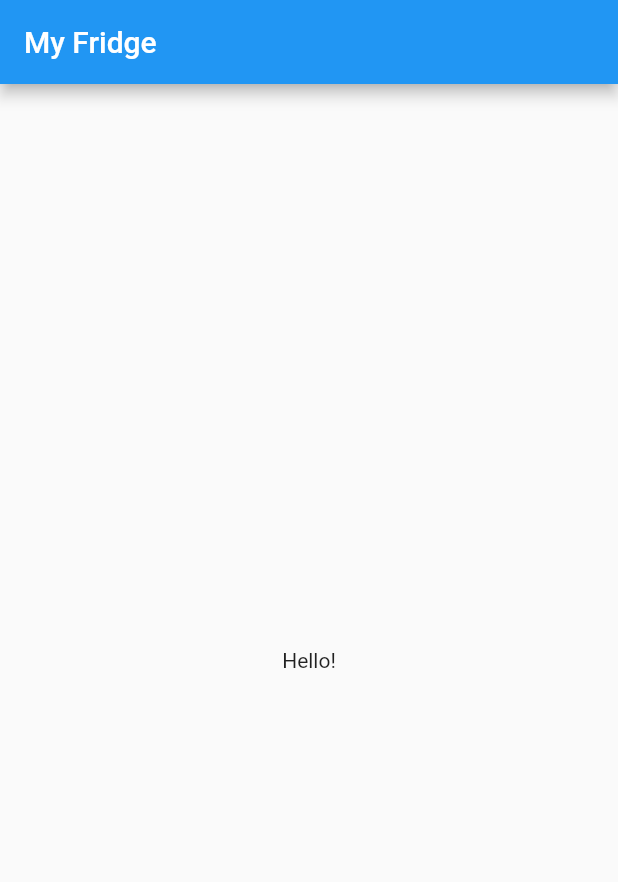
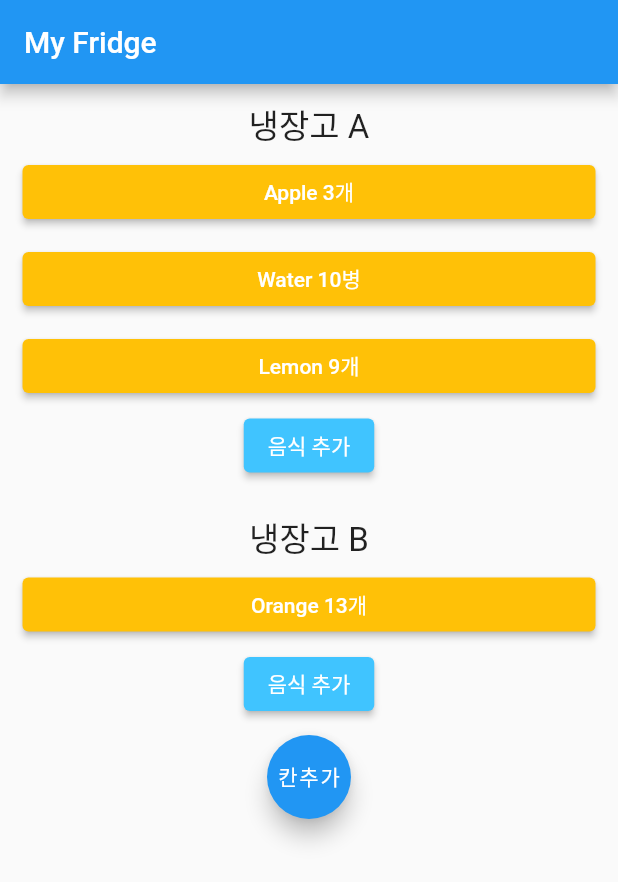
Before and after one commit to simuing/my_fridge, a Flutter app: the screen it shows after launch, on a phone screen of 412 x 824 dp. Shown: the top 882 px of the screen. Run offline on Flutter 3.47's test engine with Material 2 defaults, Android fonts, the light colour scheme and no system bars; missing offline and left inert: dart:ffi.

Commit message:
Feature: add item, space Widgets

```diff
--- /dev/null
+++ b/lib/fridge_item.dart
@@ -0,0 +1,36 @@
+import 'package:flutter/material.dart';
+
+String getItemName(FridgeItem item) {
+  return item.name + ' ' + item.quantity.toString() + item.quantities;
+}
+
+class FridgeItem extends StatelessWidget {
+  final Function selectHandler = () => null;
+  int id = 0;
+  String name = 'name';
+  int quantity = 1;
+  String quantities = '개';
+
+  FridgeItem(String name, int quantity, String quantities) {
+    this.name = name;
+    this.quantity = quantity;
+    this.quantities = quantities;
+  }
+  // _FridgeItem(this.selectHandler);
+
+  @override
+  Widget build(BuildContext context) {
+    return Container(
+      width: double.infinity,
+      margin: EdgeInsets.all(2),
+      padding: EdgeInsets.all(3),
+      child: ElevatedButton(
+        style: ButtonStyle(
+          backgroundColor: MaterialStatePropertyAll<Color>(Colors.amber),
+        ),
+        child: Text(getItemName(this)),
+        onPressed: () => print(this.name),
+      ),
+    );
+  }
+}
--- /dev/null
+++ b/lib/fridge_space.dart
@@ -0,0 +1,43 @@
+import 'dart:ffi';
+
+import 'package:flutter/material.dart';
+import 'package:my_fridge/fridge_item.dart';
+
+class FridgeSpace extends StatelessWidget {
+  String name = 'First';
+  List items = [];
+
+  FridgeSpace(String name, List items) {
+    this.name = name;
+    this.items = items;
+  }
+
+  @override
+  Widget build(BuildContext context) {
+    return Container(
+      width: double.infinity,
+      margin: EdgeInsets.all(10),
+      child: Column(
+        children: [
+          Text(
+            name,
+            style: TextStyle(fontSize: 22),
+            textAlign: TextAlign.center,
+          ),
+          ...(items as List).map((item) {
+            return FridgeItem(
+                item['name'], item['quantity'], item['quantities']);
+          }),
+          ElevatedButton(
+            child: Text('음식 추가'),
+            onPressed: () => print('click +'),
+            style: ButtonStyle(
+              backgroundColor: MaterialStatePropertyAll<Color>(
+                  Colors.lightBlueAccent.shade200),
+            ),
+          ),
+        ],
+      ),
+    );
+  }
+}
--- a/lib/main.dart
+++ b/lib/main.dart
@@ -1,122 +1,54 @@
 import 'package:flutter/material.dart';
+import 'package:my_fridge/fridge_space.dart';
 
-void main() {
-  runApp(const MyApp());
+void main() => runApp(MyApp());
+
+class MyApp extends StatefulWidget {
+  @override
+  State<StatefulWidget> createState() {
+    return _MyAppState();
+  }
 }
 
-class MyApp extends StatelessWidget {
-  const MyApp({super.key});
+class _MyAppState extends State<MyApp> {
+  var _fridgeIndex = 1;
 
-  // This widget is the root of your application.
   @override
   Widget build(BuildContext context) {
+    var data = [
+      {
+        'name': '냉장고 A',
+        'items': [
+          {'name': 'Apple', 'quantity': 3, 'quantities': '개'},
+          {'name': 'Water', 'quantity': 10, 'quantities': '병'},
+          {'name': 'Lemon', 'quantity': 9, 'quantities': '개'},
+        ]
+      },
+      {
+        'name': '냉장고 B',
+        'items': [
+          {'name': 'Orange', 'quantity': 13, 'quantities': '개'},
+        ]
+      },
+    ];
+
     return MaterialApp(
-      title: 'My Fridge',
-      theme: ThemeData(
-        // This is the theme of your application.
-        //
-        // Try running your application with "flutter run". You'll see the
-        // application has a blue toolbar. Then, without quitting the app, try
-        // changing the primarySwatch below to Colors.green and then invoke
-        // "hot reload" (press "r" in the console where you ran "flutter run",
-        // or simply save your changes to "hot reload" in a Flutter IDE).
-        // Notice that the counter didn't reset back to zero; the application
-        // is not restarted.
-        primarySwatch: Colors.blue,
-      ),
       home: Scaffold(
         appBar: AppBar(
-          title: const Text('My Fridge'),
+          title: Text('My Fridge'),
         ),
-        body: const Center(
-          child: Text('Hello!'),
+        body: Column(
+          children: <Widget>[
+            ...(data as List).map((fridge) {
+              return FridgeSpace(fridge['name'], fridge['items']);
+            }),
+            FloatingActionButton(
+              child: Text('칸추가'),
+              onPressed: () => print('click pp'),
+            ),
+          ],
         ),
       ),
     );
   }
 }
-
-class MyHomePage extends StatefulWidget {
-  const MyHomePage({super.key, required this.title});
-
-  // This widget is the home page of your application. It is stateful, meaning
-  // that it has a State object (defined below) that contains fields that affect
-  // how it looks.
-
-  // This class is the configuration for the state. It holds the values (in this
-  // case the title) provided by the parent (in this case the App widget) and
-  // used by the build method of the State. Fields in a Widget subclass are
-  // always marked "final".
-
-  final String title;
-
-  @override
-  State<MyHomePage> createState() => _MyHomePageState();
-}
-
-class _MyHomePageState extends State<MyHomePage> {
-  int _counter = 0;
-
-  void _incrementCounter() {
-    setState(() {
-      // This call to setState tells the Flutter framework that something has
-      // changed in this State, which causes it to rerun the build method below
-      // so that the display can reflect the updated values. If we changed
-      // _counter without calling setState(), then the build method would not be
-      // called again, and so nothing would appear to happen.
-      _counter++;
-    });
-  }
-
-  @override
-  Widget build(BuildContext context) {
-    // This method is rerun every time setState is called, for instance as done
-    // by the _incrementCounter method above.
-    //
-    // The Flutter framework has been optimized to make rerunning build methods
-    // fast, so that you can just rebuild anything that needs updating rather
-    // than having to individually change instances of widgets.
-    return Scaffold(
-      appBar: AppBar(
-        // Here we take the value from the MyHomePage object that was created by
-        // the App.build method, and use it to set our appbar title.
-        title: Text(widget.title),
-      ),
-      body: Center(
-        // Center is a layout widget. It takes a single child and positions it
-        // in the middle of the parent.
-        child: Column(
-          // Column is also a layout widget. It takes a list of children and
-          // arranges them vertically. By default, it sizes itself to fit its
-          // children horizontally, and tries to be as tall as its parent.
-          //
-          // Invoke "debug painting" (press "p" in the console, choose the
-          // "Toggle Debug Paint" action from the Flutter Inspector in Android
-          // Studio, or the "Toggle Debug Paint" command in Visual Studio Code)
-          // to see the wireframe for each widget.
-          //
-          // Column has various properties to control how it sizes itself and
-          // how it positions its children. Here we use mainAxisAlignment to
-          // center the children vertically; the main axis here is the vertical
-          // axis because Columns are vertical (the cross axis would be
-          // horizontal).
-          mainAxisAlignment: MainAxisAlignment.center,
-          children: <Widget>[
-            const Text(
-              'You have pushed the button this many times:',
-            ),
-            Text(
-              '$_counter',
-              style: Theme.of(context).textTheme.headline4,
-            ),
-          ],
-        ),
-      ),
-      floatingActionButton: FloatingActionButton(
-        onPressed: _incrementCounter,
-        tooltip: 'Increment',
-        child: const Icon(Icons.add),
-      ), // This trailing comma makes auto-formatting nicer for build methods.
-    );
-  }
-}
--- a/pubspec.yaml
+++ b/pubspec.yaml
@@ -1,5 +1,5 @@
 name: my_fridge
-description: A new Flutter project.
+description: Fridge Management App
 
 # The following line prevents the package from being accidentally published to
 # pub.dev using `flutter pub publish`. This is preferred for private packages.
```
Also changed, not shown: 9 other files.
